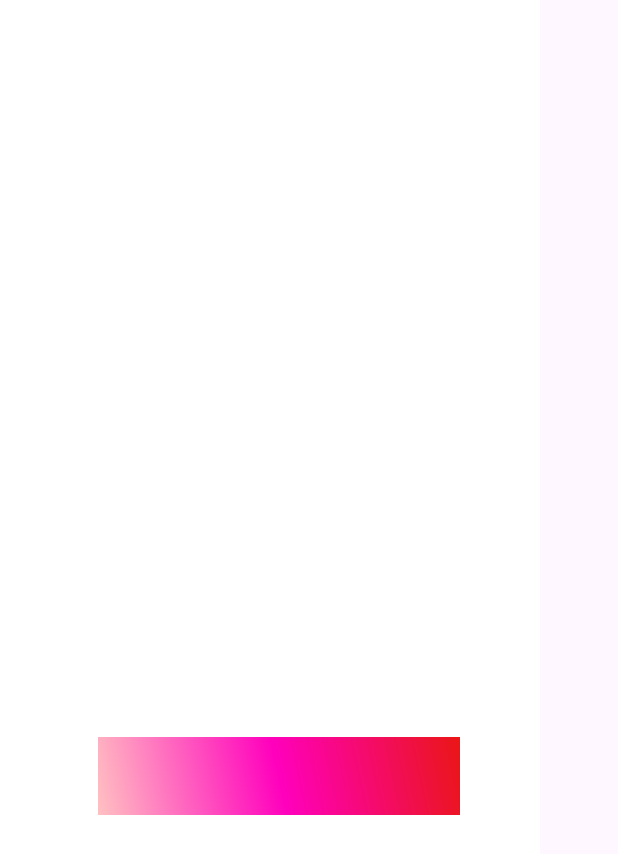
After one commit to Alexveryanat0r/MoscowMoscow, an Android app: the layout android_small___1.xml on its own in the app's theme, with its tools: preview values and no code run, on a phone screen of 412 x 824 dp. The commit adds this screen. Shown: the top 854 px of the screen. Run offline under Robolectric (Android 15) with nearby library versions, the phone set to English and light mode, and no system bars.

Commit message:
it shoud be work.

```diff
--- /dev/null
+++ b/app/src/main/java/com/example/moscowmoscow/FirstFragment.java
@@ -0,0 +1,6 @@
+package com.example.moscowmoscow;
+
+import androidx.fragment.app.Fragment;
+
+public class FirstFragment extends Fragment {
+}
--- /dev/null
+++ b/app/src/main/java/com/example/moscowmoscow/SecondFragment.java
@@ -0,0 +1,6 @@
+package com.example.moscowmoscow;
+
+import androidx.fragment.app.Fragment;
+
+public class SecondFragment extends Fragment {
+}
--- /dev/null
+++ b/app/src/main/res/drawable/_bg__android_small___1_shape.xml
@@ -0,0 +1,6 @@
+<?xml version="1.0" encoding="utf-8"?>
+<!-- _bg__android_small___1 from your XD file. -->
+<shape xmlns:android="http://schemas.android.com/apk/res/android"
+	android:shape="rectangle" >
+	<solid android:color="@color/_bg__android_small___1_color" />
+</shape>
--- /dev/null
+++ b/app/src/main/res/drawable/_rectangle_1_shape.xml
@@ -0,0 +1,7 @@
+<?xml version="1.0" encoding="utf-8"?>
+<!-- _rectangle_1 from your XD file. -->
+<shape xmlns:android="http://schemas.android.com/apk/res/android"
+	android:shape="rectangle" >
+	<solid android:color="@color/_rectangle_1_color" />
+	<gradient android:angle="45" android:type="linear" android:startColor="#ffffc1c1" android:centerColor="#ffff00bd" android:endColor="#ffea1616" />
+</shape>
--- /dev/null
+++ b/app/src/main/res/layout/android_small___1.xml
@@ -0,0 +1,47 @@
+<HorizontalScrollView xmlns:android="http://schemas.android.com/apk/res/android" xmlns:tools="http://schemas.android.com/tools"
+	android:layout_width="match_parent" android:layout_height="wrap_content" >
+	<!--
+	/*
+	 *	This content is generated from the API File Info.
+	 *	(Alt+Shift+Ctrl+I).
+	 *
+	 *	@desc
+	 *	@file 		android_small___1
+	 *	@date 		Monday 13th of November 2023 03:33:26 PM
+	 *	@title 		Page 1
+	 *	@author
+	 *	@keywords
+	 *	@generator 	Export Kit v1.3.figma
+	 *
+	 */
+	-->
+	<ScrollView
+		android:id="@+id/android_small___1"
+		android:layout_width="wrap_content"
+		android:layout_height="match_parent">
+
+		<RelativeLayout
+			android:id="@+id/content_container"
+			android:layout_width="wrap_content"
+			android:layout_height="wrap_content">
+
+			<View
+				android:id="@+id/_bg__android_small___1"
+				android:layout_width="360dp"
+				android:layout_height="640dp"
+				android:layout_marginStart="0dp"
+				android:layout_marginTop="0dp"
+				android:background="@drawable/_bg__android_small___1_shape" />
+
+			<View
+				android:id="@+id/_rectangle_1"
+				android:layout_width="241dp"
+				android:layout_height="52dp"
+				android:layout_marginStart="65dp"
+				android:layout_marginTop="491dp"
+				android:background="@drawable/_rectangle_1_shape" />
+
+		</RelativeLayout>
+
+	</ScrollView>
+</HorizontalScrollView>
--- /dev/null
+++ b/app/src/main/res/values-land/dimens.xml
@@ -0,0 +1,3 @@
+<resources>
+      <dimen name="fab_margin">48dp</dimen>
+   </resources>
--- /dev/null
+++ b/app/src/main/res/values-v23/themes.xml
@@ -0,0 +1,8 @@
+<resources xmlns:tools="http://schemas.android.com/tools">
+  <style name="Theme.MoscowMoscow" parent="Base.Theme.MoscowMoscow">
+    <!-- Transparent system bars for edge-to-edge. -->
+    <item name="android:navigationBarColor">@android:color/transparent</item>
+    <item name="android:statusBarColor">@android:color/transparent</item>
+    <item name="android:windowLightStatusBar">?attr/isLightTheme</item>
+  </style>
+</resources>
--- /dev/null
+++ b/app/src/main/res/values-w1240dp/dimens.xml
@@ -0,0 +1,3 @@
+<resources>
+      <dimen name="fab_margin">200dp</dimen>
+   </resources>
--- /dev/null
+++ b/app/src/main/res/values-w600dp/dimens.xml
@@ -0,0 +1,3 @@
+<resources>
+      <dimen name="fab_margin">48dp</dimen>
+   </resources>
--- /dev/null
+++ b/app/src/main/res/values/dimens.xml
@@ -0,0 +1,3 @@
+<resources>
+      <dimen name="fab_margin">16dp</dimen>
+   </resources>
```
Also changed, not shown: app/build.gradle.kts (+7 -1 lines), app/src/main/AndroidManifest.xml (+8 -3 lines), app/src/main/res/navigation/nav_graph.xml (added, +28 -0 lines), app/src/main/res/values/colors.xml (+11 -0 lines), app/src/main/res/values/strings.xml (+43 -0 lines), build.gradle.kts (line endings or trailing spaces).
